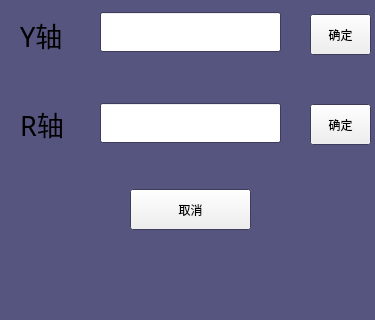
Above: A66-app/manualadjustdate.ui from Tetraelc/A66_PRO before the change; both pictures show x 0 to 375 and y 181 to 501 of the 375 by 501 pixel window. Below: the same form after it.
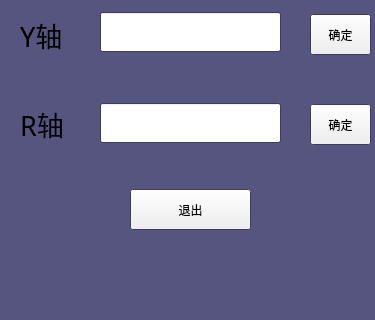
That is the form after the change.

The edit to the form file:
```diff
--- a/A66-app/manualadjustdate.ui
+++ b/A66-app/manualadjustdate.ui
@@ -212,7 +212,7 @@
     </rect>
    </property>
    <property name="text">
-    <string>取消</string>
+    <string>退出</string>
    </property>
   </widget>
   <widget class="QLabel" name="label_39">
```
